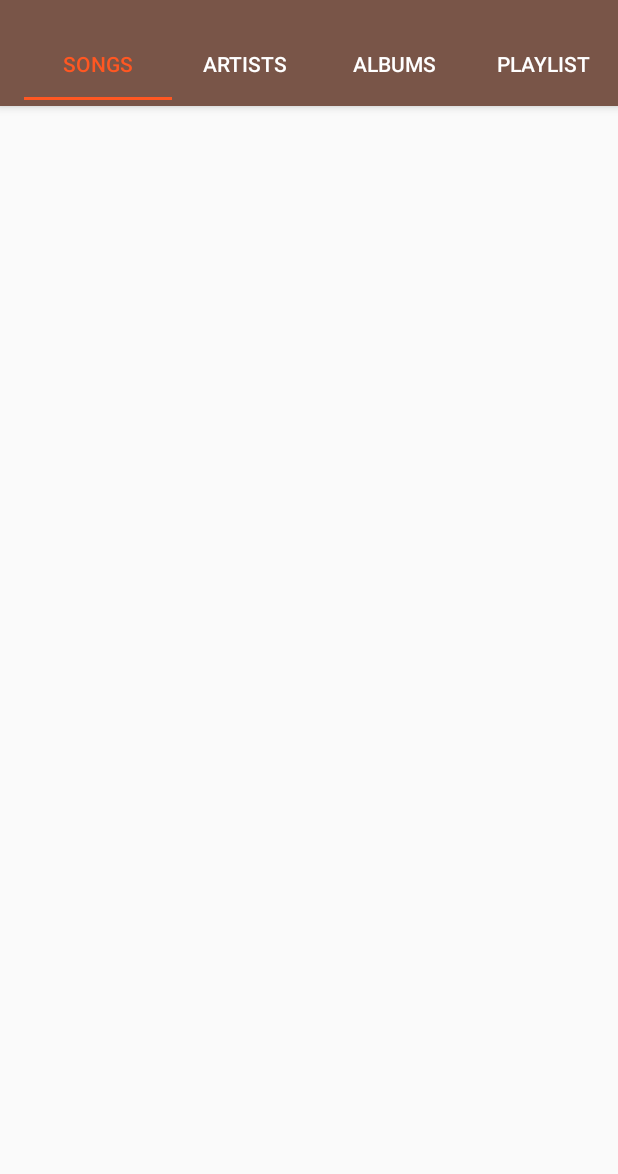
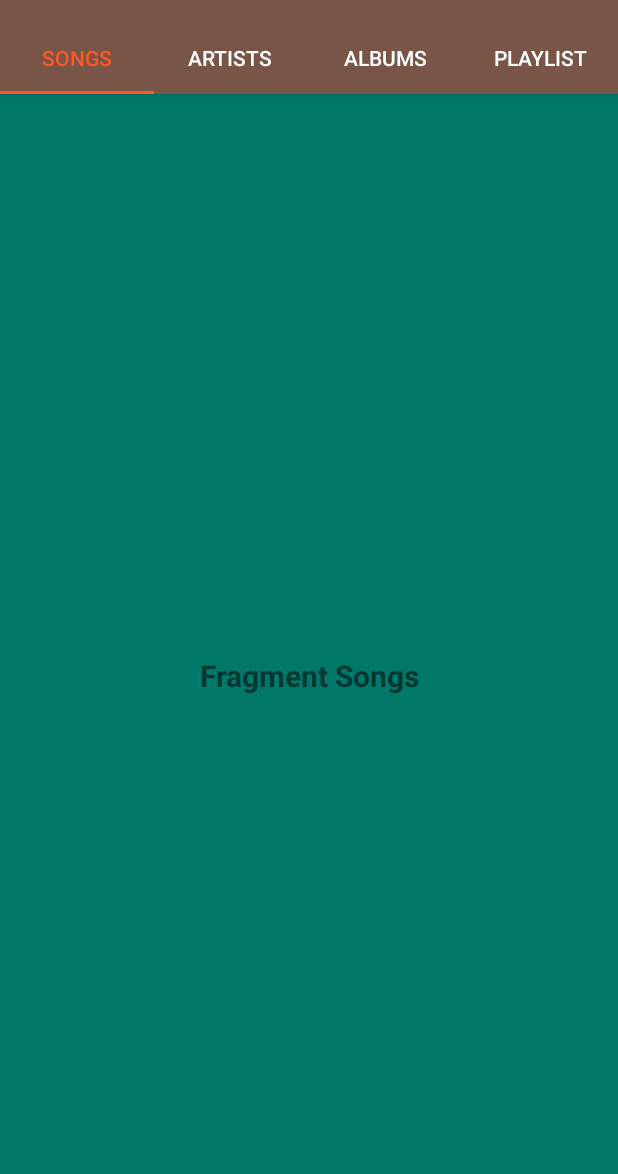
Before and after one commit to luongtx/MusicPlayer, an Android app: the screen it shows after launch (MainActivity), on a phone screen of 412 x 824 dp, the part 62-1236 px from its top. Run offline under Robolectric (Android 15) with nearby library versions, the phone set to English and light mode, and no system bars.

Commit message:
add viewpager, fragment, bind tablayout with viewpager

```diff
--- a/app/src/main/java/com/example/mymusicapp/MainActivity.java
+++ b/app/src/main/java/com/example/mymusicapp/MainActivity.java
@@ -2,6 +2,7 @@ package com.example.mymusicapp;
 
 import android.graphics.Color;
 import android.os.Bundle;
+import androidx.appcompat.widget.Toolbar;
 
 import androidx.appcompat.app.AppCompatActivity;
 import androidx.viewpager.widget.ViewPager;
@@ -9,11 +10,23 @@ import androidx.viewpager.widget.ViewPager;
 import com.google.android.material.tabs.TabLayout;
 
 public class MainActivity extends AppCompatActivity {
+    Toolbar toolbar;
     TabLayout tabLayout;
     ViewPager viewPager;
     @Override
     protected void onCreate(Bundle savedInstanceState) {
         super.onCreate(savedInstanceState);
         setContentView(R.layout.activity_main);
+        tabLayout = findViewById(R.id.tab_layout);
+        toolbar = findViewById(R.id.toolbar_main);
+        viewPager = findViewById(R.id.view_pager);
+
+        MyPagerAdapter pagerAdapter = new MyPagerAdapter(getSupportFragmentManager());
+        pagerAdapter.addFragment(new SongsFrag(), "SONGS");
+        pagerAdapter.addFragment(new ArtistsFrag(), "ARTISTS");
+        pagerAdapter.addFragment(new AlbumsFrag(), "ALBUMS");
+        pagerAdapter.addFragment(new PlaylistFrag(), "PLAYLIST");
+        viewPager.setAdapter(pagerAdapter);
+        tabLayout.setupWithViewPager(viewPager);
     }
 }
--- a/app/src/main/java/com/example/mymusicapp/MyPagerAdapter.java
+++ b/app/src/main/java/com/example/mymusicapp/MyPagerAdapter.java
@@ -1,50 +1,44 @@
 package com.example.mymusicapp;
 
-import android.content.Context;
-
+import androidx.annotation.NonNull;
 import androidx.annotation.Nullable;
 import androidx.fragment.app.Fragment;
 import androidx.fragment.app.FragmentManager;
 import androidx.fragment.app.FragmentPagerAdapter;
 import androidx.fragment.app.FragmentStatePagerAdapter;
 
-class MyPagerAdapter extends FragmentStatePagerAdapter {
-    Context context;
-    int totalTabs;
-    private String[] pageTitles = new String[]{"SONGS", "ARTISTS", "ALBUMS", "PLAYLIST"};
-    public MyPagerAdapter(Context c, FragmentManager fm, int totalTabs) {
+import java.util.ArrayList;
+
+public class MyPagerAdapter extends FragmentStatePagerAdapter {
+
+    private ArrayList<String> list_page_title;
+    private ArrayList<Fragment> list_page_fragment;
+    public MyPagerAdapter(@NonNull FragmentManager fm) {
         super(fm);
-        context = c;
-        this.totalTabs = totalTabs;
+        list_page_title = new ArrayList<>();
+        list_page_fragment = new ArrayList<>();
     }
 
     @Nullable
     @Override
     public CharSequence getPageTitle(int position) {
-        return pageTitles[position];
+        return list_page_title.get(position);
+    }
+
+    @NonNull
+    @Override
+    public Fragment getItem(int position) {
+        return list_page_fragment.get(position);
     }
 
     @Override
-    public Fragment getItem(int position) {
-        switch (position) {
-            case 0:
-                SongsFrag songsFrag = new SongsFrag();
-                return songsFrag;
-            case 1:
-                ArtistsFrag artistsFrag = new ArtistsFrag();
-                return artistsFrag;
-            case 2:
-                AlbumsFrag albumsFrag = new AlbumsFrag();
-                return albumsFrag;
-            case 3:
-                PlaylistFrag playlistFrag = new PlaylistFrag();
-                return playlistFrag;
-            default:
-                return null;
-        }
+    public int getCount() {
+        return list_page_fragment.size();
     }
-    @Override
-    public int getCount() {
-        return totalTabs;
+
+    public void addFragment(Fragment fragment, String title) {
+        list_page_fragment.add(fragment);
+        list_page_title.add(title);
     }
+
 }
--- a/app/src/main/res/layout/activity_main.xml
+++ b/app/src/main/res/layout/activity_main.xml
@@ -17,13 +17,8 @@
             app:layout_scrollFlags="scroll|enterAlways"
             app:title="@string/app_name" />
 
-        <androidx.appcompat.widget.Toolbar
-            android:id="@+id/toolbar_tab"
-            android:layout_width="match_parent"
-            android:layout_height="wrap_content"
-            app:layout_collapseMode="pin">
-
         <com.google.android.material.tabs.TabLayout
+            android:id="@+id/tab_layout"
             android:layout_width="match_parent"
             android:layout_height="wrap_content"
             app:tabSelectedTextColor="@color/colorAccent"
@@ -32,23 +27,32 @@
             <com.google.android.material.tabs.TabItem
                 android:layout_width="wrap_content"
                 android:layout_height="wrap_content"
-                    android:text="SONGS" />
+                android:text="songs" />
 
             <com.google.android.material.tabs.TabItem
                 android:layout_width="wrap_content"
                 android:layout_height="wrap_content"
-                    android:text="ARTISTS" />
+                android:text="artists" />
 
             <com.google.android.material.tabs.TabItem
                 android:layout_width="wrap_content"
                 android:layout_height="wrap_content"
-                    android:text="ALBUMS" />
+                android:text="albums" />
 
             <com.google.android.material.tabs.TabItem
                 android:layout_width="wrap_content"
                 android:layout_height="wrap_content"
-                    android:text="PLAYLIST" />
+                android:text="playlist" />
+
         </com.google.android.material.tabs.TabLayout>
-        </androidx.appcompat.widget.Toolbar>
     </com.google.android.material.appbar.AppBarLayout>
+
+    <androidx.viewpager.widget.ViewPager
+        android:id="@+id/view_pager"
+        android:layout_width="match_parent"
+        android:layout_height="wrap_content"
+        app:layout_behavior="@string/appbar_scrolling_view_behavior"
+        >
+
+    </androidx.viewpager.widget.ViewPager>
 </androidx.coordinatorlayout.widget.CoordinatorLayout>
--- a/app/src/main/res/layout/fragment_albums.xml
+++ b/app/src/main/res/layout/fragment_albums.xml
@@ -3,13 +3,15 @@
     xmlns:tools="http://schemas.android.com/tools"
     android:layout_width="match_parent"
     android:layout_height="match_parent"
+    android:background="#7B1FA2"
     tools:context=".AlbumsFrag">
     <!-- TODO: Update blank fragment layout -->
     <TextView
         android:layout_width="match_parent"
-        android:layout_height="match_parent"
+        android:layout_height="wrap_content"
         android:textAlignment="center"
-        android:textSize="16sp"
+        android:layout_gravity="center"
+        android:textSize="20sp"
         android:textStyle="bold"
         android:text="Fragment Albumns" />
 </FrameLayout>
--- a/app/src/main/res/layout/fragment_artists.xml
+++ b/app/src/main/res/layout/fragment_artists.xml
@@ -3,13 +3,15 @@
     xmlns:tools="http://schemas.android.com/tools"
     android:layout_width="match_parent"
     android:layout_height="match_parent"
+    android:background="#D32F2F"
     tools:context=".ArtistsFrag">
     <!-- TODO: Update blank fragment layout -->
     <TextView
         android:layout_width="match_parent"
-        android:layout_height="match_parent"
+        android:layout_height="wrap_content"
+        android:layout_gravity="center"
         android:textAlignment="center"
         android:textStyle="bold"
-        android:textSize="16sp"
+        android:textSize="20sp"
         android:text="Fragment Artist" />
 </FrameLayout>
--- a/app/src/main/res/layout/fragment_playlist.xml
+++ b/app/src/main/res/layout/fragment_playlist.xml
@@ -3,13 +3,15 @@
     xmlns:tools="http://schemas.android.com/tools"
     android:layout_width="match_parent"
     android:layout_height="match_parent"
+    android:background="#FBC02D"
     tools:context=".PlaylistFrag">
     <!-- TODO: Update blank fragment layout -->
     <TextView
         android:layout_width="match_parent"
-        android:layout_height="match_parent"
+        android:layout_height="wrap_content"
         android:textAlignment="center"
+        android:layout_gravity="center"
         android:textStyle="bold"
-        android:textSize="16sp"
+        android:textSize="20sp"
         android:text="Fragment playlist" />
 </FrameLayout>
--- a/app/src/main/res/layout/fragment_songs.xml
+++ b/app/src/main/res/layout/fragment_songs.xml
@@ -3,13 +3,15 @@
     xmlns:tools="http://schemas.android.com/tools"
     android:layout_width="match_parent"
     android:layout_height="match_parent"
+    android:background="#00796B"
     tools:context=".SongsFrag">
     <!-- TODO: Update blank fragment layout -->
     <TextView
         android:layout_width="match_parent"
-        android:layout_height="match_parent"
+        android:layout_height="wrap_content"
+        android:layout_gravity="center"
         android:textAlignment="center"
         android:textStyle="bold"
-        android:textSize="16sp"
+        android:textSize="20sp"
         android:text="Fragment Songs" />
 </FrameLayout>
```
Lines whose indentation alone changed are shown as unchanged.
